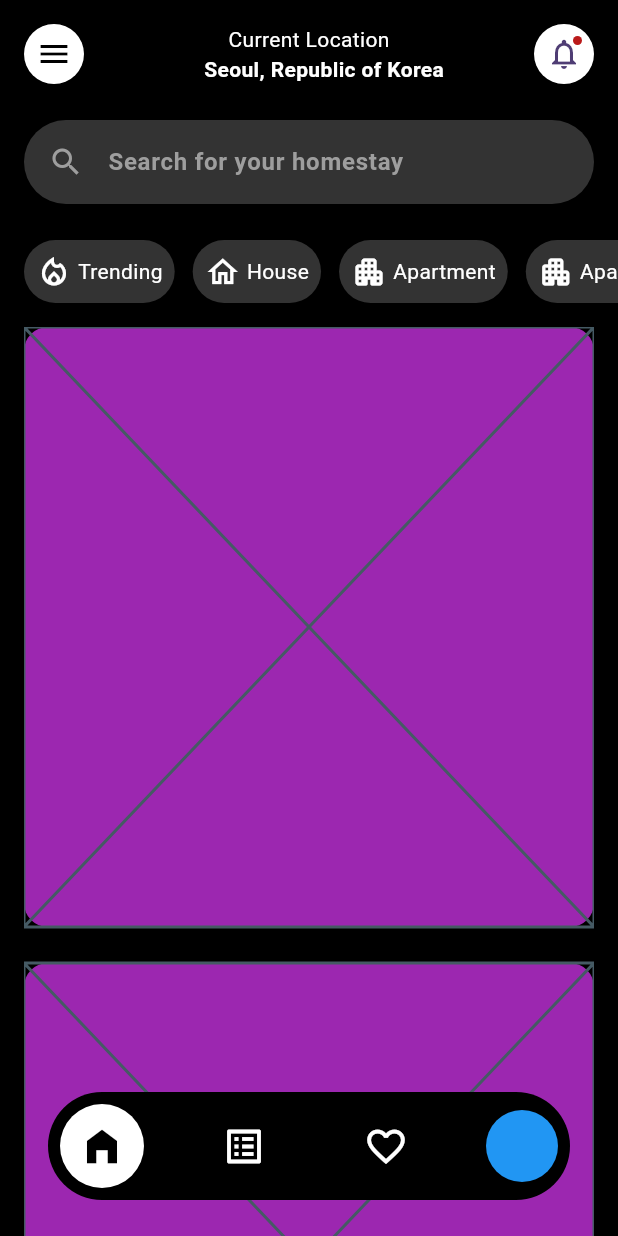
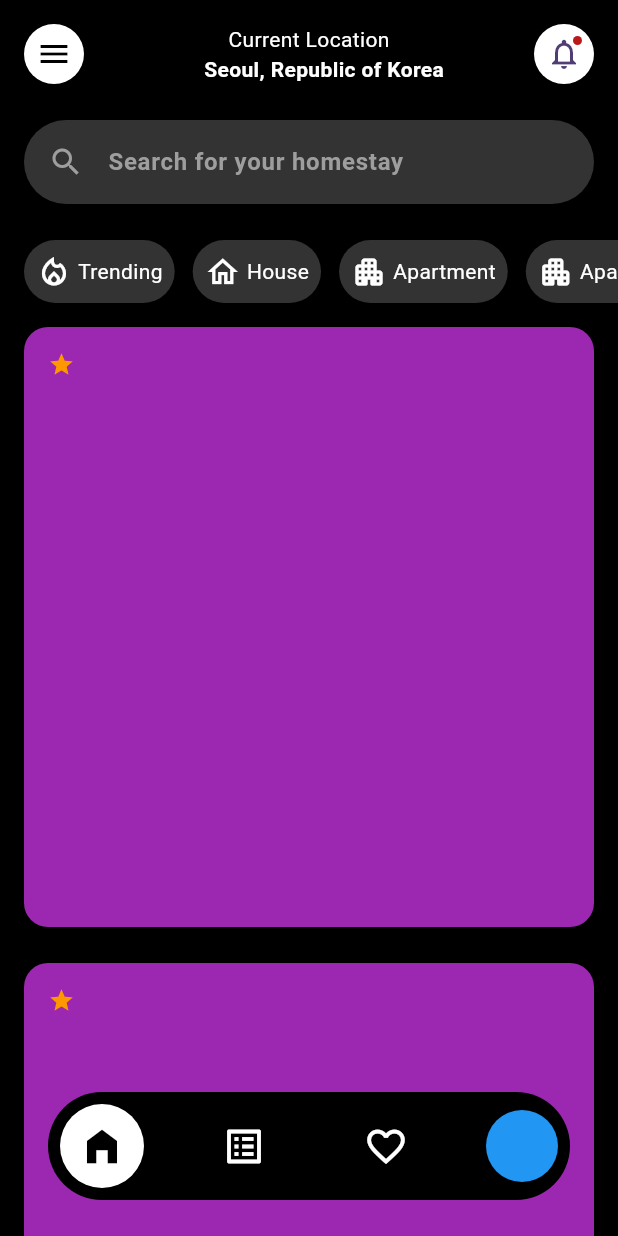
Before and after one commit to JAICHANGPARK/flutter_notebook_chapter_36, a Flutter app: the RealEstate2HomePage screen opened directly, on a phone screen of 412 x 824 dp. Run offline on Flutter 3.47's test engine with Material 3 defaults, Android fonts, the phone set to English and light mode, and no system bars; our stand-ins replace gap, google_fonts.

Commit message:
Update real_estate_2_home_page.dart

```diff
--- a/lib/ep1836_real_estate_app/views/real_estate_2_home_page.dart
+++ b/lib/ep1836_real_estate_app/views/real_estate_2_home_page.dart
@@ -219,8 +219,30 @@ class _RealEstate2HomePageState extends State<RealEstate2HomePage> {
                           return Container(
                             height: 400,
                             margin: const EdgeInsets.only(bottom: 24),
-                            decoration: BoxDecoration(color: Colors.purple, borderRadius: BorderRadius.circular(16)),
-                            child: const Placeholder(),
+                            padding: EdgeInsets.all(16),
+                            decoration: BoxDecoration(
+                              color: Colors.purple,
+                              borderRadius: BorderRadius.circular(16),
+                            ),
+                            child: Column(
+                              children: [
+                                Row(
+                                  children: [
+                                    Container(
+                                      child: Row(
+                                        children: [
+                                          Icon(
+                                            Icons.star,
+                                            size: 18,
+                                            color: Colors.orange,
+                                          ),
+                                        ],
+                                      ),
+                                    )
+                                  ],
+                                )
+                              ],
+                            ),
                           );
                         },
                       ),
```
